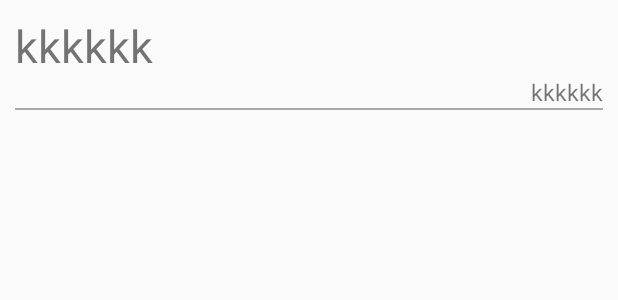
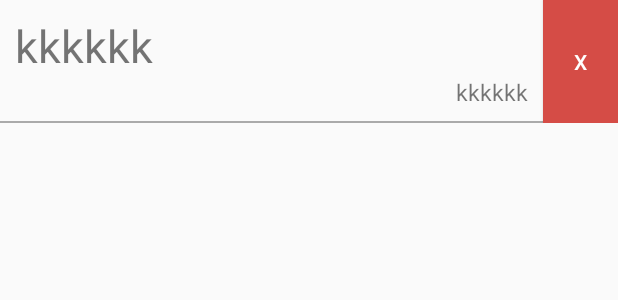
Before and after one commit to adecarli/story-interactor, an Android app: the layout story_chooser_item.xml on its own in the app's theme, with its tools: preview values and no code run, on a phone screen of 412 x 824 dp. Shown: the top 300 px of the screen. Run offline under Robolectric (Android 15) with nearby library versions, the phone set to English and light mode, and no system bars.

Commit message:
[WIP] User can delete Games

```diff
--- a/GameBook/app/src/main/java/com/example/gamebook/StoryChooserItemAdapter.kt
+++ b/GameBook/app/src/main/java/com/example/gamebook/StoryChooserItemAdapter.kt
@@ -1,5 +1,6 @@
 package com.example.gamebook
 
+import android.app.Activity
 import android.content.Context
 import android.content.Intent
 import android.view.LayoutInflater
@@ -29,12 +30,12 @@ class StoryChooserItemAdapter(private val serializedGames: List<SerializedGame>,
         val serializedGame = serializedGames[position]
         val game = Parser.fromJson(serializedGame.json)!!
 
+        val db = SerializedGameDatabase.getInstance(context)
+
         holder.serializedGame = serializedGame
         holder.view.title.text = game.title
         holder.view.last_played.text = serializedGame.lastPlayed
         holder.view.setOnClickListener {
-            val db = SerializedGameDatabase.getInstance(context)
-
             doAsync {
                 val dao = db.serializedGameDao()
                 val time = ZonedDateTime.now().format(DateTimeFormatter.RFC_1123_DATE_TIME)
@@ -49,6 +50,15 @@ class StoryChooserItemAdapter(private val serializedGames: List<SerializedGame>,
                 }
             }
         }
+        holder.view.button_delete.setOnClickListener {
+            doAsync {
+                val dao = db.serializedGameDao()
+                dao.delete(serializedGame)
+
+                (context as Activity).finish()
+                context.startActivity(context.intent)
+            }
+        }
     }
 
     override fun getItemCount() = serializedGames.size
--- a/GameBook/app/src/main/res/layout/story_chooser_item.xml
+++ b/GameBook/app/src/main/res/layout/story_chooser_item.xml
@@ -1,10 +1,18 @@
 <?xml version="1.0" encoding="utf-8"?>
+<androidx.constraintlayout.widget.ConstraintLayout xmlns:android="http://schemas.android.com/apk/res/android"
+    xmlns:app="http://schemas.android.com/apk/res-auto"
+    android:orientation="horizontal"
+    android:layout_width="match_parent"
+    android:layout_height="wrap_content">
+
     <LinearLayout
-    xmlns:android="http://schemas.android.com/apk/res/android"
+        android:layout_width="0dp"
+        android:layout_height="wrap_content"
         android:orientation="vertical"
-    android:layout_width="match_parent"
-    android:layout_height="wrap_content"
-    android:padding="10dp">
+        android:padding="10dp"
+        app:layout_constraintTop_toTopOf="parent"
+        app:layout_constraintLeft_toLeftOf="parent"
+        app:layout_constraintRight_toLeftOf="@+id/button_delete">
 
         <TextView
             android:id="@+id/title"
@@ -22,9 +30,22 @@
             android:textSize="15sp"
             android:textAlignment="textEnd">
         </TextView>
+    </LinearLayout>
+
+    <Button
+        app:layout_constraintRight_toRightOf="parent"
+        android:id="@+id/button_delete"
+        android:layout_width="50dp"
+        app:layout_constraintBottom_toBottomOf="parent"
+        app:layout_constraintTop_toTopOf="parent"
+        android:background="@color/colorAccent"
+        android:textColor="@color/colorPrimaryLight"
+        android:text="X"
+        android:layout_height="0dp" />
 
     <View
+        app:layout_constraintBottom_toBottomOf="parent"
         android:layout_width="match_parent"
         android:layout_height="1dp"
         android:background="@android:color/darker_gray"/>
-</LinearLayout>
+</androidx.constraintlayout.widget.ConstraintLayout>
```
Lines whose indentation alone changed are shown as unchanged.
